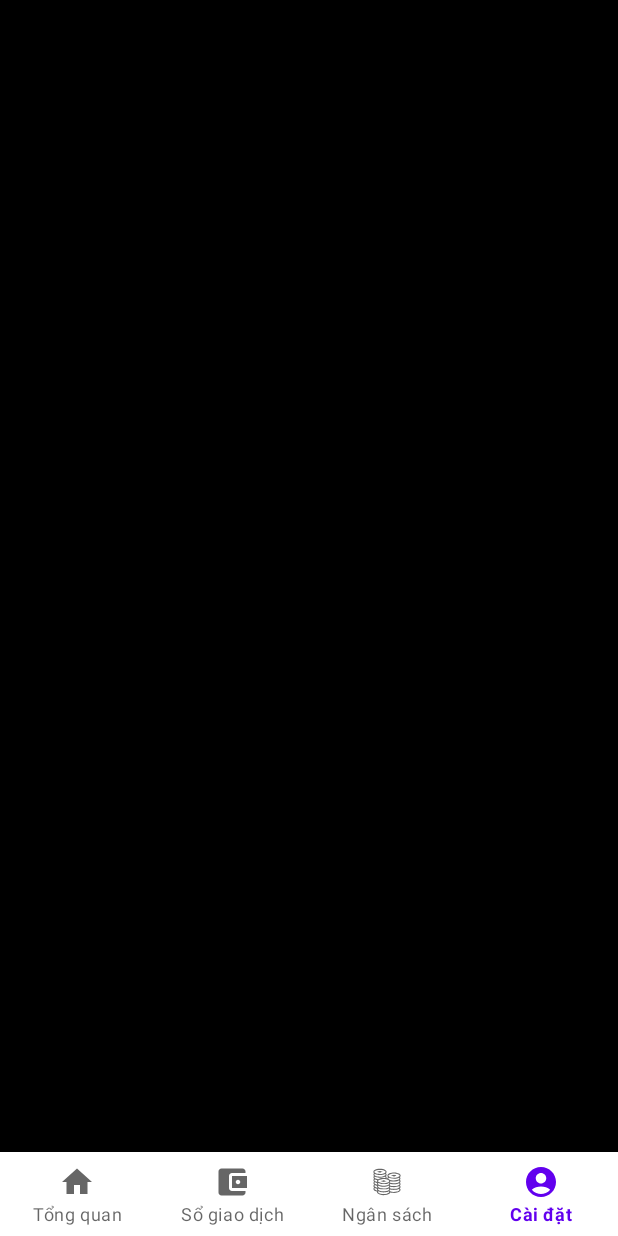
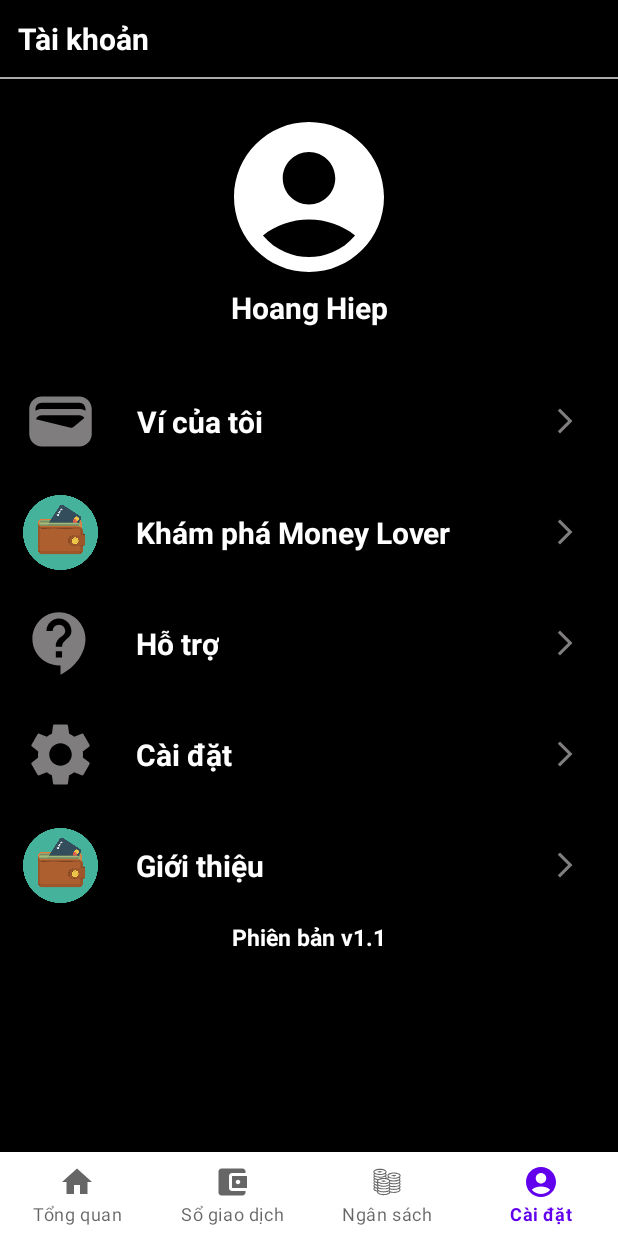
Before and after one commit to gamohamhoc/MoneyLoverApp, an Android app: the UserFragment screen opened through its navigation route, on a phone screen of 412 x 824 dp. Run offline under Robolectric (Android 15) with nearby library versions, the phone set to English and light mode, and no system bars; our stand-ins replace navigation-ui.

Commit message:
update user fragment

```diff
--- a/app/src/main/java/com/example/moneyloverapp/fragments/UserFragment.java
+++ b/app/src/main/java/com/example/moneyloverapp/fragments/UserFragment.java
@@ -6,8 +6,17 @@ import android.view.View;
 import android.view.ViewGroup;
 
 import androidx.fragment.app.Fragment;
+import androidx.recyclerview.widget.LinearLayoutManager;
+import androidx.recyclerview.widget.RecyclerView;
 
 import com.example.moneyloverapp.R;
+import com.example.moneyloverapp.models.Transaction;
+import com.example.moneyloverapp.recycleViews.RecentTransactions.RecentTransactionsAdapter;
+import com.example.moneyloverapp.recycleViews.UserOptions.UserOptionsAdapter;
+
+import java.util.ArrayList;
+import java.util.Date;
+import java.util.List;
 
 /**
  * A simple {@link Fragment} subclass.
@@ -59,7 +68,21 @@ public class UserFragment extends Fragment {
     @Override
     public View onCreateView(LayoutInflater inflater, ViewGroup container,
                              Bundle savedInstanceState) {
-        // Inflate the layout for this fragment
-        return inflater.inflate(R.layout.fragment_user, container, false);
+        View view = inflater.inflate(R.layout.fragment_user, container, false);
+
+        //user options RV
+        RecyclerView userOptionsRV = view.findViewById(R.id.list_options);
+
+        List<String> options = new ArrayList<>();
+        options.add("Ví của tôi");
+        options.add("Khám phá Money Lover");
+        options.add("Hỗ trợ");
+        options.add("Cài đặt");
+        options.add("Giới thiệu");
+
+        userOptionsRV.setLayoutManager(new LinearLayoutManager(view.getContext()));
+        userOptionsRV.setAdapter(new UserOptionsAdapter(view.getContext(), options));
+
+        return view;
     }
 }
--- a/app/src/main/java/com/example/moneyloverapp/recycleViews/RecentTransactions/RecentTransactionsAdapter.java
+++ b/app/src/main/java/com/example/moneyloverapp/recycleViews/RecentTransactions/RecentTransactionsAdapter.java
@@ -9,7 +9,6 @@ import androidx.recyclerview.widget.RecyclerView;
 
 import com.example.moneyloverapp.R;
 import com.example.moneyloverapp.models.Transaction;
-import com.example.moneyloverapp.recycleViews.WalletList.WalletListViewHolder;
 import com.example.moneyloverapp.ultilities.DateTimeUltilities;
 import com.example.moneyloverapp.ultilities.NumberUltilities;
 
--- /dev/null
+++ b/app/src/main/java/com/example/moneyloverapp/recycleViews/UserOptions/UserOptionsAdapter.java
@@ -0,0 +1,58 @@
+package com.example.moneyloverapp.recycleViews.UserOptions;
+
+import android.content.Context;
+import android.view.LayoutInflater;
+import android.view.ViewGroup;
+
+import androidx.annotation.NonNull;
+import androidx.recyclerview.widget.RecyclerView;
+
+import com.example.moneyloverapp.R;
+
+import java.util.List;
+
+public class UserOptionsAdapter extends RecyclerView.Adapter<UserOptionsViewHolder> {
+    Context context;
+    List<String> options;
+
+    public UserOptionsAdapter(Context context, List<String> options) {
+        this.context = context;
+        this.options = options;
+    }
+
+    @NonNull
+    @Override
+    public UserOptionsViewHolder onCreateViewHolder(@NonNull ViewGroup parent, int viewType) {
+        return new UserOptionsViewHolder(
+                LayoutInflater.from(context).inflate(R.layout.item_option, parent, false));
+    }
+
+    @Override
+    public void onBindViewHolder(@NonNull UserOptionsViewHolder holder, int position) {
+        holder.Name.setText(options.get(position));
+
+        switch (options.get(position)){
+            case "Ví của tôi":
+                holder.Icon1.setImageResource(R.drawable.baseline_wallet_24);
+                break;
+            case "Khám phá Money Lover":
+                holder.Icon1.setImageResource(R.drawable.wallet_icon);
+                break;
+            case "Hỗ trợ":
+                holder.Icon1.setImageResource(R.drawable.baseline_contact_support_24);
+                break;
+            case "Cài đặt":
+                holder.Icon1.setImageResource(R.drawable.baseline_settings_24);
+                break;
+            case "Giới thiệu":
+                holder.Icon1.setImageResource(R.drawable.wallet_icon);
+                break;
+        }
+
+    }
+
+    @Override
+    public int getItemCount() {
+        return options.size();
+    }
+}
--- /dev/null
+++ b/app/src/main/java/com/example/moneyloverapp/recycleViews/UserOptions/UserOptionsViewHolder.java
@@ -0,0 +1,22 @@
+package com.example.moneyloverapp.recycleViews.UserOptions;
+
+import android.view.View;
+import android.widget.ImageView;
+import android.widget.TextView;
+
+import androidx.annotation.NonNull;
+import androidx.recyclerview.widget.RecyclerView;
+
+import com.example.moneyloverapp.R;
+
+public class UserOptionsViewHolder  extends RecyclerView.ViewHolder {
+    ImageView Icon1;
+    TextView Name;
+
+    public UserOptionsViewHolder(@NonNull View itemView) {
+        super(itemView);
+
+        Icon1 = itemView.findViewById(R.id.option_icon_1);
+        Name = itemView.findViewById(R.id.option_name);
+    }
+}
--- /dev/null
+++ b/app/src/main/res/drawable/baseline_account_circle_24_white.xml
@@ -0,0 +1,5 @@
+<vector android:height="24dp" android:tint="#FFFFFF"
+    android:viewportHeight="24" android:viewportWidth="24"
+    android:width="24dp" xmlns:android="http://schemas.android.com/apk/res/android">
+    <path android:fillColor="@android:color/white" android:pathData="M12,2C6.48,2 2,6.48 2,12s4.48,10 10,10s10,-4.48 10,-10S17.52,2 12,2zM12,6c1.93,0 3.5,1.57 3.5,3.5S13.93,13 12,13s-3.5,-1.57 -3.5,-3.5S10.07,6 12,6zM12,20c-2.03,0 -4.43,-0.82 -6.14,-2.88C7.55,15.8 9.68,15 12,15s4.45,0.8 6.14,2.12C16.43,19.18 14.03,20 12,20z"/>
+</vector>
--- /dev/null
+++ b/app/src/main/res/drawable/baseline_arrow_forward_ios_24.xml
@@ -0,0 +1,5 @@
+<vector android:autoMirrored="true" android:height="24dp"
+    android:tint="#7F7D7D" android:viewportHeight="24"
+    android:viewportWidth="24" android:width="24dp" xmlns:android="http://schemas.android.com/apk/res/android">
+    <path android:fillColor="@android:color/white" android:pathData="M6.23,20.23l1.77,1.77l10,-10l-10,-10l-1.77,1.77l8.23,8.23z"/>
+</vector>
--- /dev/null
+++ b/app/src/main/res/drawable/baseline_contact_support_24.xml
@@ -0,0 +1,5 @@
+<vector android:autoMirrored="true" android:height="24dp"
+    android:tint="#7F7D7D" android:viewportHeight="24"
+    android:viewportWidth="24" android:width="24dp" xmlns:android="http://schemas.android.com/apk/res/android">
+    <path android:fillColor="@android:color/white" android:pathData="M11.5,2C6.81,2 3,5.81 3,10.5S6.81,19 11.5,19h0.5v3c4.86,-2.34 8,-7 8,-11.5C20,5.81 16.19,2 11.5,2zM12.5,16.5h-2v-2h2v2zM12.5,13h-2c0,-3.25 3,-3 3,-5 0,-1.1 -0.9,-2 -2,-2s-2,0.9 -2,2h-2c0,-2.21 1.79,-4 4,-4s4,1.79 4,4c0,2.5 -3,2.75 -3,5z"/>
+</vector>
--- /dev/null
+++ b/app/src/main/res/drawable/baseline_settings_24.xml
@@ -0,0 +1,5 @@
+<vector android:height="24dp" android:tint="#7F7D7D"
+    android:viewportHeight="24" android:viewportWidth="24"
+    android:width="24dp" xmlns:android="http://schemas.android.com/apk/res/android">
+    <path android:fillColor="@android:color/white" android:pathData="M19.14,12.94c0.04,-0.3 0.06,-0.61 0.06,-0.94c0,-0.32 -0.02,-0.64 -0.07,-0.94l2.03,-1.58c0.18,-0.14 0.23,-0.41 0.12,-0.61l-1.92,-3.32c-0.12,-0.22 -0.37,-0.29 -0.59,-0.22l-2.39,0.96c-0.5,-0.38 -1.03,-0.7 -1.62,-0.94L14.4,2.81c-0.04,-0.24 -0.24,-0.41 -0.48,-0.41h-3.84c-0.24,0 -0.43,0.17 -0.47,0.41L9.25,5.35C8.66,5.59 8.12,5.92 7.63,6.29L5.24,5.33c-0.22,-0.08 -0.47,0 -0.59,0.22L2.74,8.87C2.62,9.08 2.66,9.34 2.86,9.48l2.03,1.58C4.84,11.36 4.8,11.69 4.8,12s0.02,0.64 0.07,0.94l-2.03,1.58c-0.18,0.14 -0.23,0.41 -0.12,0.61l1.92,3.32c0.12,0.22 0.37,0.29 0.59,0.22l2.39,-0.96c0.5,0.38 1.03,0.7 1.62,0.94l0.36,2.54c0.05,0.24 0.24,0.41 0.48,0.41h3.84c0.24,0 0.44,-0.17 0.47,-0.41l0.36,-2.54c0.59,-0.24 1.13,-0.56 1.62,-0.94l2.39,0.96c0.22,0.08 0.47,0 0.59,-0.22l1.92,-3.32c0.12,-0.22 0.07,-0.47 -0.12,-0.61L19.14,12.94zM12,15.6c-1.98,0 -3.6,-1.62 -3.6,-3.6s1.62,-3.6 3.6,-3.6s3.6,1.62 3.6,3.6S13.98,15.6 12,15.6z"/>
+</vector>
--- /dev/null
+++ b/app/src/main/res/drawable/baseline_wallet_24.xml
@@ -0,0 +1,5 @@
+<vector android:height="24dp" android:tint="#7F7D7D"
+    android:viewportHeight="24" android:viewportWidth="24"
+    android:width="24dp" xmlns:android="http://schemas.android.com/apk/res/android">
+    <path android:fillColor="@android:color/white" android:pathData="M18,4H6C3.79,4 2,5.79 2,8v8c0,2.21 1.79,4 4,4h12c2.21,0 4,-1.79 4,-4V8C22,5.79 20.21,4 18,4zM16.14,13.77c-0.24,0.2 -0.57,0.28 -0.88,0.2L4.15,11.25C4.45,10.52 5.16,10 6,10h12c0.67,0 1.26,0.34 1.63,0.84L16.14,13.77zM6,6h12c1.1,0 2,0.9 2,2v0.55C19.41,8.21 18.73,8 18,8H6C5.27,8 4.59,8.21 4,8.55V8C4,6.9 4.9,6 6,6z"/>
+</vector>
--- a/app/src/main/res/drawable/round_shape.xml
+++ b/app/src/main/res/drawable/round_shape.xml
@@ -1,6 +1,7 @@
 <?xml version="1.0" encoding="utf-8"?>
 <shape xmlns:android="http://schemas.android.com/apk/res/android"
     android:shape="rectangle">
+    <solid android:color="#92B193"/>
     <corners android:bottomRightRadius="100dp"
         android:bottomLeftRadius="100dp"
         android:topRightRadius="100dp"
--- a/app/src/main/res/layout/fragment_transaction.xml
+++ b/app/src/main/res/layout/fragment_transaction.xml
@@ -13,7 +13,7 @@
         android:layout_height="wrap_content"
         android:text="Số dư"
         android:textSize="12sp"
-        android:textColor="@color/black"
+        android:textColor="@color/white"
         android:gravity="center"
         android:paddingTop="2dp"
         android:paddingBottom="2dp"
@@ -25,7 +25,7 @@
         android:layout_height="wrap_content"
         android:text="5,780,000.00 VND"
         android:textSize="15sp"
-        android:textColor="@color/black"
+        android:textColor="@color/white"
         android:textStyle="bold"
         android:gravity="center"
         app:layout_constraintTop_toBottomOf="@+id/acc_balance_title"/>
@@ -55,7 +55,7 @@
             android:layout_width="wrap_content"
             android:layout_height="match_parent"
             android:text="Tiền lương"
-            android:textColor="@color/black"
+            android:textColor="@color/white"
             android:textSize="12sp"
             android:textStyle="bold" />
 
@@ -75,6 +75,7 @@
         android:layout_marginTop="5dp"
         android:paddingTop="10dp"
         android:paddingBottom="10dp"
+        android:background="@color/black_frame"
         app:layout_constraintTop_toBottomOf="@+id/choose_wallet_button"/>
 
 <!--    bao cao tong quan cho giai doan duoc chon-->
@@ -82,9 +83,9 @@
         android:id="@+id/current_phase_overview_report"
         android:layout_width="match_parent"
         android:layout_height="wrap_content"
-        android:background="@color/purple_700"
         android:paddingTop="10dp"
         android:paddingBottom="10dp"
+        android:background="@color/black_frame"
         app:layout_constraintTop_toBottomOf="@+id/month_picker">
 
         <TextView
@@ -98,7 +99,7 @@
             android:paddingBottom="2dp"
             android:text="Số dư đầu"
             android:textSize="12sp"
-            android:textColor="@color/black_frame"/>
+            android:textColor="@color/white"/>
 
         <TextView
             android:id="@+id/start_balance"
@@ -111,7 +112,7 @@
             android:paddingRight="15dp"
             android:text="7,880,000.00"
             android:textSize="16sp"
-            android:textColor="@color/black"
+            android:textColor="@color/white"
             android:textStyle="bold"/>
 
         <TextView
@@ -124,7 +125,7 @@
             app:layout_constraintTop_toBottomOf="@+id/start_balance_title"
             app:layout_constraintLeft_toLeftOf="parent"
             android:textSize="12sp"
-            android:textColor="@color/black_frame"/>
+            android:textColor="@color/white"/>
 
         <TextView
             android:id="@+id/end_balance"
@@ -137,7 +138,7 @@
             android:paddingTop="2dp"
             android:text="5,780,000.00"
             android:textSize="16sp"
-            android:textColor="@color/black"
+            android:textColor="@color/white"
             android:textStyle="bold"/>
 
         <View
@@ -159,7 +160,7 @@
             android:paddingBottom="2dp"
             android:paddingRight="15dp"
             android:textSize="16sp"
-            android:textColor="@color/black"
+            android:textColor="@color/white"
             android:textStyle="bold"/>
 
         <TextView
@@ -169,10 +170,12 @@
             android:paddingLeft="8dp"
             android:paddingBottom="5dp"
             android:paddingTop="5dp"
+            android:layout_marginTop="20dp"
             app:layout_constraintLeft_toLeftOf="parent"
             app:layout_constraintRight_toRightOf="parent"
             app:layout_constraintTop_toBottomOf="@+id/result_balance"
             android:text="Xem báo cáo cho giai đoạn này"
+            android:background="@drawable/round_shape"
             android:textSize="16sp"
             android:textColor="@color/text_link"
             android:textStyle="bold"/>
--- a/app/src/main/res/layout/fragment_user.xml
+++ b/app/src/main/res/layout/fragment_user.xml
@@ -1,15 +1,66 @@
 <?xml version="1.0" encoding="utf-8"?>
-<androidx.constraintlayout.widget.ConstraintLayout
-    xmlns:android="http://schemas.android.com/apk/res/android"
+<androidx.constraintlayout.widget.ConstraintLayout xmlns:android="http://schemas.android.com/apk/res/android"
     xmlns:tools="http://schemas.android.com/tools"
     android:layout_width="match_parent"
     android:layout_height="match_parent"
+    xmlns:app="http://schemas.android.com/apk/res-auto"
     tools:context=".fragments.UserFragment">
 
-    <!-- TODO: Update blank fragment layout -->
+<!--    title-->
+    <TextView
+        android:id="@+id/fragment_user_title"
+        android:layout_width="match_parent"
+        android:layout_height="wrap_content"
+        app:layout_constraintTop_toTopOf="parent"
+        android:text="Tài khoản"
+        android:textSize="20sp"
+        android:textColor="@color/white"
+        android:padding="12dp"
+        android:textStyle="bold"/>
+
+    <View
+        android:layout_width="match_parent"
+        android:layout_height="1dp"
+        app:layout_constraintTop_toBottomOf="@+id/fragment_user_title"
+        android:background="@android:color/darker_gray"/>
+<!--    avatar-->
+    <ImageView
+        android:id="@+id/user_avatar"
+        android:layout_width="120dp"
+        android:layout_height="120dp"
+        android:src="@drawable/baseline_account_circle_24_white"
+        android:layout_margin="20dp"
+        app:layout_constraintTop_toBottomOf="@+id/fragment_user_title"
+        app:layout_constraintLeft_toLeftOf="parent"
+        app:layout_constraintRight_toRightOf="parent"/>
+
+    <TextView
+        android:id="@+id/user_name"
+        android:layout_width="wrap_content"
+        android:layout_height="wrap_content"
+        android:text="Hoang Hiep"
+        android:textStyle="bold"
+        android:textColor="@color/white"
+        android:textSize="20sp"
+        app:layout_constraintTop_toBottomOf="@+id/user_avatar"
+        app:layout_constraintLeft_toLeftOf="parent"
+        app:layout_constraintRight_toRightOf="parent"/>
+<!--    RV list cac options-->
+    <androidx.recyclerview.widget.RecyclerView
+        android:id="@+id/list_options"
+        android:layout_width="match_parent"
+        android:layout_height="wrap_content"
+        android:layout_marginTop="25dp"
+        app:layout_constraintTop_toBottomOf="@+id/user_name"/>
+
+<!--    version-->
     <TextView
         android:layout_width="match_parent"
-        android:layout_height="match_parent"
-        android:text="user" />
-
+        android:layout_height="wrap_content"
+        android:text="Phiên bản v1.1"
+        android:textAlignment="center"
+        android:textSize="15sp"
+        android:textColor="@color/white"
+        android:textStyle="bold"
+        app:layout_constraintTop_toBottomOf="@id/list_options"/>
 </androidx.constraintlayout.widget.ConstraintLayout>
--- /dev/null
+++ b/app/src/main/res/layout/item_option.xml
@@ -0,0 +1,38 @@
+<?xml version="1.0" encoding="utf-8"?>
+<RelativeLayout xmlns:android="http://schemas.android.com/apk/res/android"
+    android:layout_width="match_parent"
+    android:layout_height="wrap_content"
+    android:paddingRight="15dp"
+    android:paddingLeft="15dp"
+    android:paddingTop="12dp"
+    android:paddingBottom="12dp">
+
+    <ImageView
+        android:id="@+id/option_icon_1"
+        android:layout_width="50dp"
+        android:layout_height="50dp"
+        android:layout_marginRight="5dp"
+        android:src="@drawable/wallet_icon"/>
+
+    <TextView
+        android:layout_width="wrap_content"
+        android:layout_height="50dp"
+        android:id="@+id/option_name"
+        android:layout_toRightOf="@+id/option_icon_1"
+        android:text="Ví của tôi"
+        android:layout_marginLeft="20dp"
+        android:gravity="center"
+        android:textSize="20sp"
+        android:textColor="@color/white"
+        android:textStyle="bold"/>
+
+    <ImageView
+        android:id="@+id/option_icon_2"
+        android:layout_width="20dp"
+        android:layout_height="20dp"
+        android:layout_marginRight="10dp"
+        android:layout_alignParentRight="true"
+        android:layout_centerVertical="true"
+        android:src="@drawable/baseline_arrow_forward_ios_24"/>
+
+</RelativeLayout>
```
